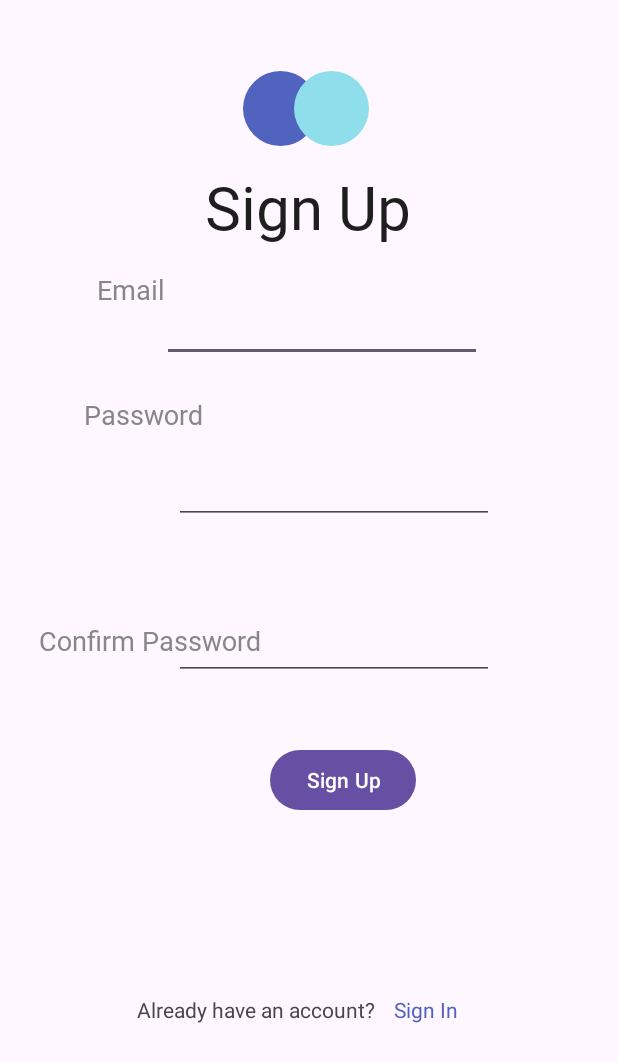
After one commit to nilanviduranga/Android-ToDo, an Android app: the SignUpActivity screen opened directly, with no data from a screen before it, on a phone screen of 412 x 824 dp. The commit adds this screen. Shown: the top 1062 px of the screen. Run offline under Robolectric (Android 15) with nearby library versions, the phone set to English and light mode, and no system bars.

Commit message:
Sign up sign in FE
Sign up sign in FE

```diff
--- a/app/src/main/AndroidManifest.xml
+++ b/app/src/main/AndroidManifest.xml
@@ -12,6 +12,12 @@
         android:supportsRtl="true"
         android:theme="@style/Theme.ToDo"
         tools:targetApi="31">
+        <activity
+            android:name=".SignInActivity"
+            android:exported="false" />
+        <activity
+            android:name=".SignUpActivity"
+            android:exported="false" />
         <activity
             android:name=".TaskEditActivity"
             android:exported="false" />
--- /dev/null
+++ b/app/src/main/java/com/nvsoft/todo/SignUpActivity.java
@@ -0,0 +1,28 @@
+package com.nvsoft.todo;
+
+import androidx.appcompat.app.AppCompatActivity;
+
+import android.content.Intent;
+import android.os.Bundle;
+import android.view.View;
+import android.widget.TextView;
+
+public class SignUpActivity extends AppCompatActivity {
+
+    TextView signIn;
+    @Override
+    protected void onCreate(Bundle savedInstanceState) {
+        super.onCreate(savedInstanceState);
+        setContentView(R.layout.activity_sign_up);
+
+        signIn = findViewById(R.id.sign_in_text);
+
+        signIn.setOnClickListener(new View.OnClickListener() {
+            @Override
+            public void onClick(View v) {
+                Intent intent = new Intent(SignUpActivity.this, SignInActivity.class);
+                startActivity(intent);
+            }
+        });
+    }
+}
--- /dev/null
+++ b/app/src/main/java/com/nvsoft/todo/UserManager.java
@@ -0,0 +1,2 @@
+package com.nvsoft.todo;public class UserManager {
+}
--- a/app/src/main/res/layout/activity_main.xml
+++ b/app/src/main/res/layout/activity_main.xml
@@ -30,7 +30,7 @@
         app:layout_constraintVertical_bias="0.127" />
 
     <Button
-        android:id="@+id/button4"
+        android:id="@+id/setting_button"
         android:layout_width="wrap_content"
         android:layout_height="wrap_content"
         android:layout_marginStart="36dp"
--- /dev/null
+++ b/app/src/main/res/layout/activity_sign_up.xml
@@ -0,0 +1,167 @@
+<?xml version="1.0" encoding="utf-8"?>
+<androidx.constraintlayout.widget.ConstraintLayout xmlns:android="http://schemas.android.com/apk/res/android"
+    xmlns:app="http://schemas.android.com/apk/res-auto"
+    xmlns:tools="http://schemas.android.com/tools"
+    android:layout_width="match_parent"
+    android:layout_height="match_parent"
+    tools:context=".SignUpActivity"
+    app:layout_constraintStart_toStartOf="parent"
+    app:layout_constraintTop_toTopOf="parent">
+
+    <TextView
+        android:id="@+id/sign_in_button"
+        android:layout_width="wrap_content"
+        android:layout_height="wrap_content"
+        android:text="Already have an account? "
+        app:layout_constraintBottom_toBottomOf="parent"
+        app:layout_constraintEnd_toEndOf="parent"
+        app:layout_constraintHorizontal_bias="0.366"
+        app:layout_constraintStart_toStartOf="parent"
+        app:layout_constraintTop_toTopOf="parent"
+        app:layout_constraintVertical_bias="0.824" />
+
+
+
+    <TextView
+        android:id="@+id/logoPart2"
+        android:layout_width="50dp"
+        android:layout_height="50dp"
+        android:background="@drawable/logo_part_1"
+        android:text=""
+        app:layout_constraintBottom_toBottomOf="parent"
+        app:layout_constraintEnd_toEndOf="parent"
+        app:layout_constraintHorizontal_bias="0.448"
+        app:layout_constraintStart_toStartOf="parent"
+        app:layout_constraintTop_toTopOf="parent"
+        app:layout_constraintVertical_bias="0.061" />
+
+    <TextView
+        android:id="@+id/logoPart1"
+        android:layout_width="50dp"
+        android:layout_height="50dp"
+        android:background="@drawable/logo_part_2"
+        android:text=""
+        app:layout_constraintBottom_toBottomOf="parent"
+        app:layout_constraintEnd_toEndOf="parent"
+        app:layout_constraintHorizontal_bias="0.542"
+        app:layout_constraintStart_toStartOf="parent"
+        app:layout_constraintTop_toTopOf="parent"
+        app:layout_constraintVertical_bias="0.061" />
+
+    <TextView
+        android:id="@+id/textConfirmPasswoard"
+        android:layout_width="wrap_content"
+        android:layout_height="wrap_content"
+        android:fontFamily="@font/roboto_regular"
+        android:text="Confirm Password"
+        android:textColor="#878787"
+        android:textSize="18sp"
+        app:layout_constraintBottom_toBottomOf="parent"
+        app:layout_constraintEnd_toEndOf="parent"
+        app:layout_constraintHorizontal_bias="0.098"
+        app:layout_constraintStart_toStartOf="parent"
+        app:layout_constraintTop_toTopOf="parent"
+        app:layout_constraintVertical_bias="0.519" />
+
+    <TextView
+        android:id="@+id/textAddTask"
+        android:layout_width="wrap_content"
+        android:layout_height="wrap_content"
+        android:layout_marginStart="56dp"
+        android:layout_marginTop="264dp"
+        android:fontFamily="@font/roboto_regular"
+        android:text="Password"
+        android:textColor="#878787"
+        android:textSize="18sp"
+        app:layout_constraintStart_toStartOf="parent"
+        app:layout_constraintTop_toTopOf="parent" />
+
+    <TextView
+        android:id="@+id/textViewEmail"
+        android:layout_width="wrap_content"
+        android:layout_height="wrap_content"
+        android:fontFamily="@font/roboto_regular"
+        android:text="Email"
+        android:textColor="#878787"
+        android:textSize="18sp"
+        app:layout_constraintBottom_toBottomOf="parent"
+        app:layout_constraintEnd_toEndOf="parent"
+        app:layout_constraintHorizontal_bias="0.177"
+        app:layout_constraintStart_toStartOf="parent"
+        app:layout_constraintTop_toTopOf="parent"
+        app:layout_constraintVertical_bias="0.226" />
+
+    <TextView
+        android:id="@+id/signIn"
+        android:layout_width="wrap_content"
+        android:layout_height="wrap_content"
+        android:layout_marginTop="91dp"
+        android:fontFamily="@font/roboto_regular"
+        android:text="Sign Up"
+        android:textColor="#1E1E1E"
+        android:textSize="40sp"
+        app:layout_constraintBottom_toBottomOf="parent"
+        app:layout_constraintEnd_toEndOf="parent"
+        app:layout_constraintHorizontal_bias="0.498"
+        app:layout_constraintStart_toStartOf="parent"
+        app:layout_constraintTop_toTopOf="parent"
+        app:layout_constraintVertical_bias="0.028" />
+
+    <EditText
+        android:id="@+id/user_email"
+        android:layout_width="wrap_content"
+        android:layout_height="wrap_content"
+        android:layout_marginStart="108dp"
+        android:layout_marginTop="196dp"
+        android:ems="10"
+        android:inputType="textEmailAddress"
+        app:layout_constraintStart_toStartOf="parent"
+        app:layout_constraintTop_toTopOf="parent" />
+
+    <EditText
+        android:id="@+id/password"
+        android:layout_width="wrap_content"
+        android:layout_height="wrap_content"
+        android:layout_marginStart="116dp"
+        android:layout_marginTop="304dp"
+        android:ems="10"
+        android:inputType="textPassword"
+        app:layout_constraintStart_toStartOf="parent"
+        app:layout_constraintTop_toTopOf="parent" />
+
+    <EditText
+        android:id="@+id/confirm_password"
+        android:layout_width="wrap_content"
+        android:layout_height="wrap_content"
+        android:layout_marginStart="116dp"
+        android:layout_marginTop="408dp"
+        android:ems="10"
+        android:inputType="textPassword"
+        app:layout_constraintStart_toStartOf="parent"
+        app:layout_constraintTop_toTopOf="parent" />
+
+    <TextView
+        android:id="@+id/sign_in_text"
+        android:layout_width="wrap_content"
+        android:layout_height="wrap_content"
+        android:text="Sign In"
+        android:textColor="#5063BF"
+        app:layout_constraintBottom_toBottomOf="parent"
+        app:layout_constraintEnd_toEndOf="parent"
+        app:layout_constraintHorizontal_bias="0.712"
+        app:layout_constraintStart_toStartOf="parent"
+        app:layout_constraintTop_toTopOf="parent"
+        app:layout_constraintVertical_bias="0.824"
+        tools:layout_editor_absoluteX="268dp"
+        tools:layout_editor_absoluteY="584dp" />
+
+    <Button
+        android:id="@+id/sign_up_button"
+        android:layout_width="wrap_content"
+        android:layout_height="wrap_content"
+        android:layout_marginStart="180dp"
+        android:layout_marginTop="496dp"
+        android:text="Sign Up"
+        app:layout_constraintStart_toStartOf="parent"
+        app:layout_constraintTop_toTopOf="parent" />
+</androidx.constraintlayout.widget.ConstraintLayout>
```
Also changed, not shown: app/src/main/java/com/nvsoft/todo/MainActivity.java (+11 -0 lines), app/src/main/java/com/nvsoft/todo/SignInActivity.java (added, +28 -0 lines), app/src/main/res/layout/activity_sign_in.xml (added, +136 -0 lines).
